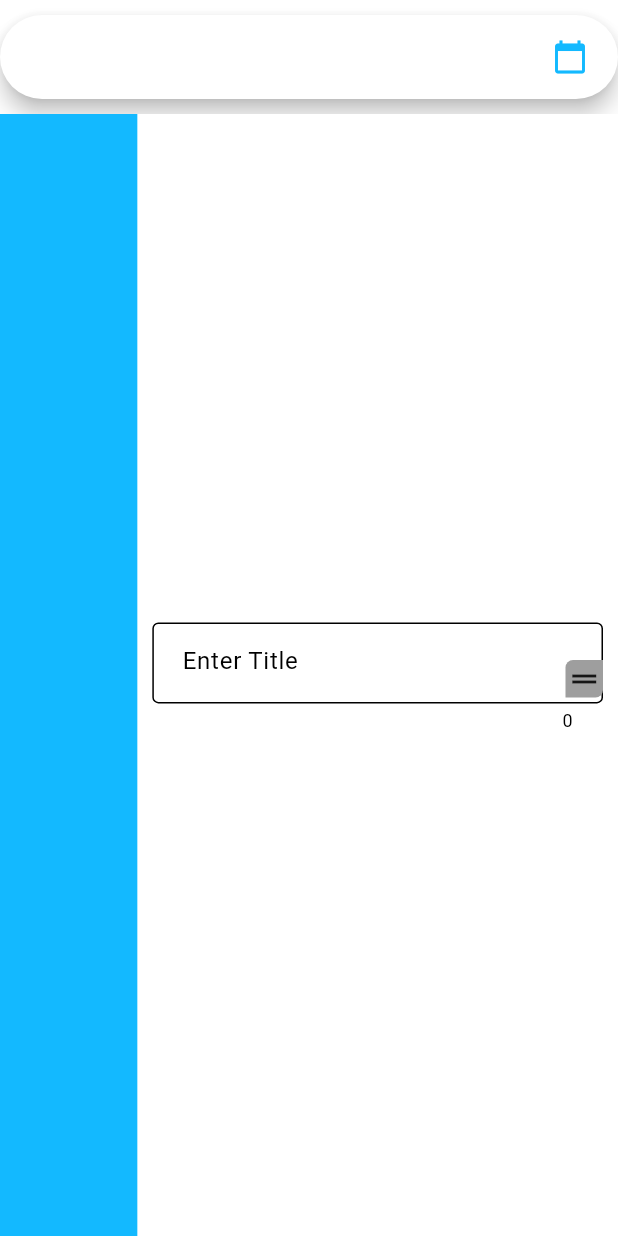
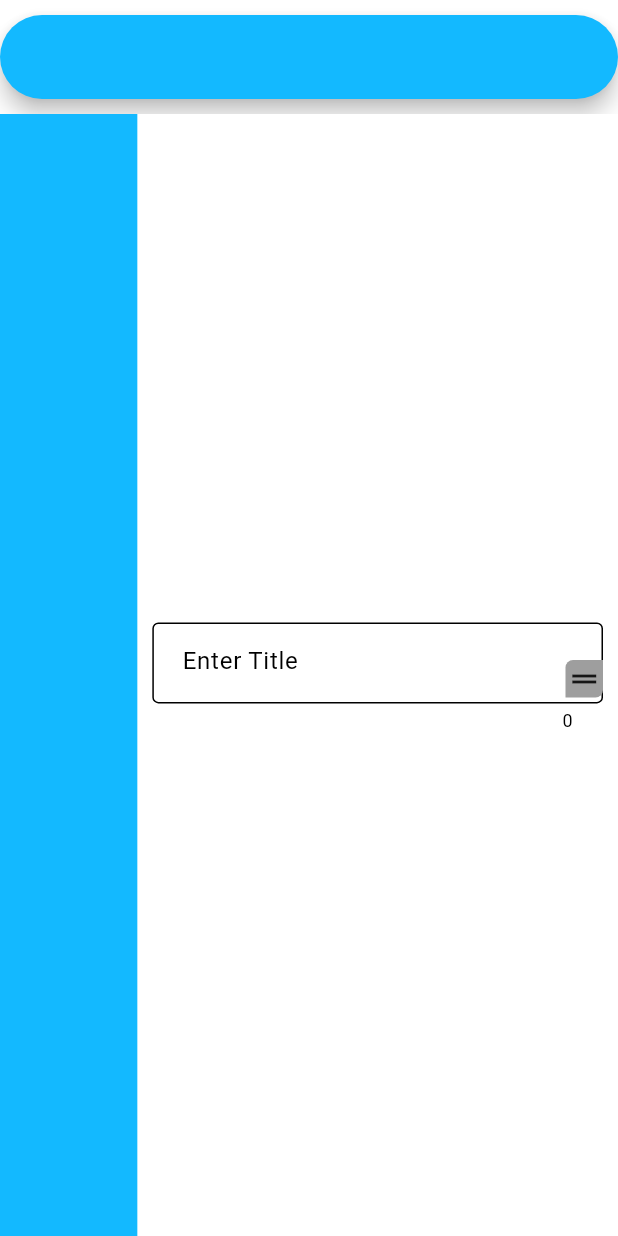
Before and after one commit to NonymousMorlock/chatGPT_conversation_logger, a Flutter app: the screen it shows after launch, on a phone screen of 412 x 824 dp. Run offline on Flutter 3.47's test engine with Material 3 defaults, Android fonts, the phone set to English and light mode, and no system bars; our stand-ins replace bloc, dartz, equatable, file_picker, flutter_bloc, flutter_widget_from_html_core and 3 more; missing offline and left inert: desktop_drop, flutter_math_fork, flutter_platform_alert, flutter_window_close, markdown, markdown_toolbar and 3 more; generated files the repository leaves out were written again.

Commit message:
🧹 Refactor: Update SearchView styling based on theme mode

```diff
--- a/lib/core/common/features/search/presentation/views/search_view.dart
+++ b/lib/core/common/features/search/presentation/views/search_view.dart
@@ -17,6 +17,12 @@
           builder: (context, state) {
             return SearchBar(
               controller: provider.searchController,
+              backgroundColor: state is LightTheme
+                  ? null
+                  : WidgetStatePropertyAll(state.sideRailColour),
+              textStyle: WidgetStatePropertyAll(
+                TextStyle(color: state.primaryTextColor),
+              ),
               onTap: () {
                 if (provider.searchController.text.isNotEmpty &&
                     provider.lastPickedDate != null &&
```
